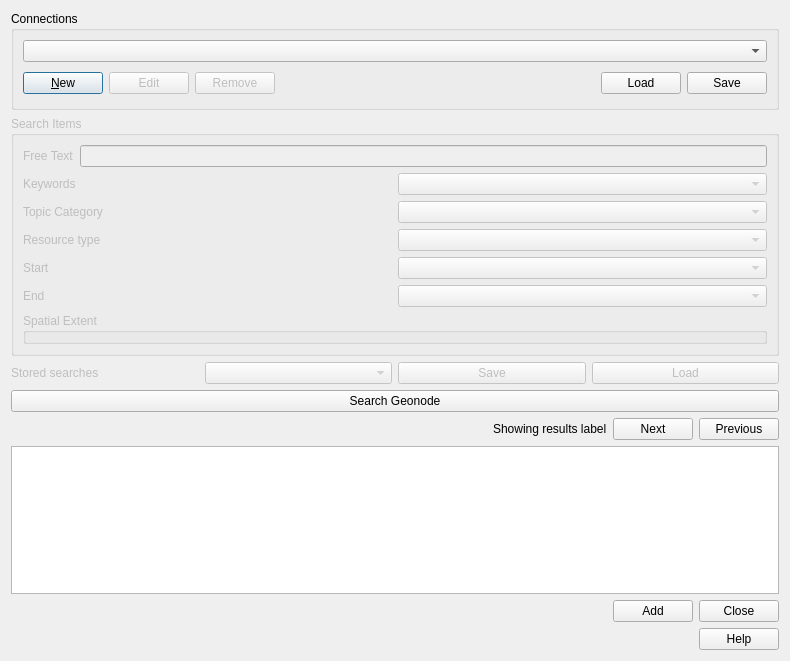
This is src/qgis_geonode/ui/geonode_datasource_widget.ui in GeoNode/QGISGeoNodePlugin as Qt 5 draws it before an edit. The edited form follows.
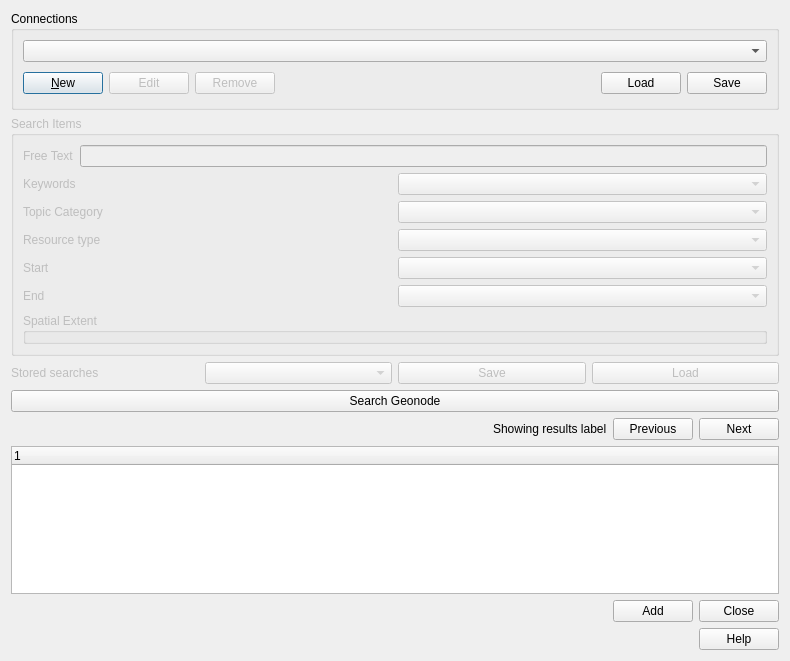
This is the edited form. Custom widgets are drawn as their Qt base class.

Commit message: next and previous buttons logic for viewing layers results

The edit to the form file:
```diff
--- a/src/qgis_geonode/ui/geonode_datasource_widget.ui
+++ b/src/qgis_geonode/ui/geonode_datasource_widget.ui
@@ -300,27 +300,27 @@
      <item>
       <widget class="QPushButton" name="btnSave_5">
        <property name="toolTip">
-        <string>Save connections to file</string>
-       </property>
-       <property name="text">
-        <string>Next</string>
-       </property>
-      </widget>
-     </item>
-     <item>
-      <widget class="QPushButton" name="btnLoad_6">
-       <property name="toolTip">
-        <string>Load connections from file</string>
+        <string>&lt;html&gt;&lt;head/&gt;&lt;body&gt;&lt;p&gt;Go to previous page&lt;/p&gt;&lt;/body&gt;&lt;/html&gt;</string>
        </property>
        <property name="text">
         <string>Previous</string>
        </property>
       </widget>
      </item>
+     <item>
+      <widget class="QPushButton" name="next_btn">
+       <property name="toolTip">
+        <string>&lt;html&gt;&lt;head/&gt;&lt;body&gt;&lt;p&gt;Go to next page&lt;/p&gt;&lt;p&gt;&lt;br/&gt;&lt;/p&gt;&lt;/body&gt;&lt;/html&gt;</string>
+       </property>
+       <property name="text">
+        <string>Next</string>
+       </property>
+      </widget>
+     </item>
     </layout>
    </item>
    <item>
-    <widget class="QListWidget" name="listWidget"/>
+    <widget class="QTreeWidget" name="treeWidget"/>
    </item>
    <item>
     <spacer name="verticalSpacer">
```
Left out of the diff: 4 changed lines with no effect on the pictures. The commit also changes 1 other file.
